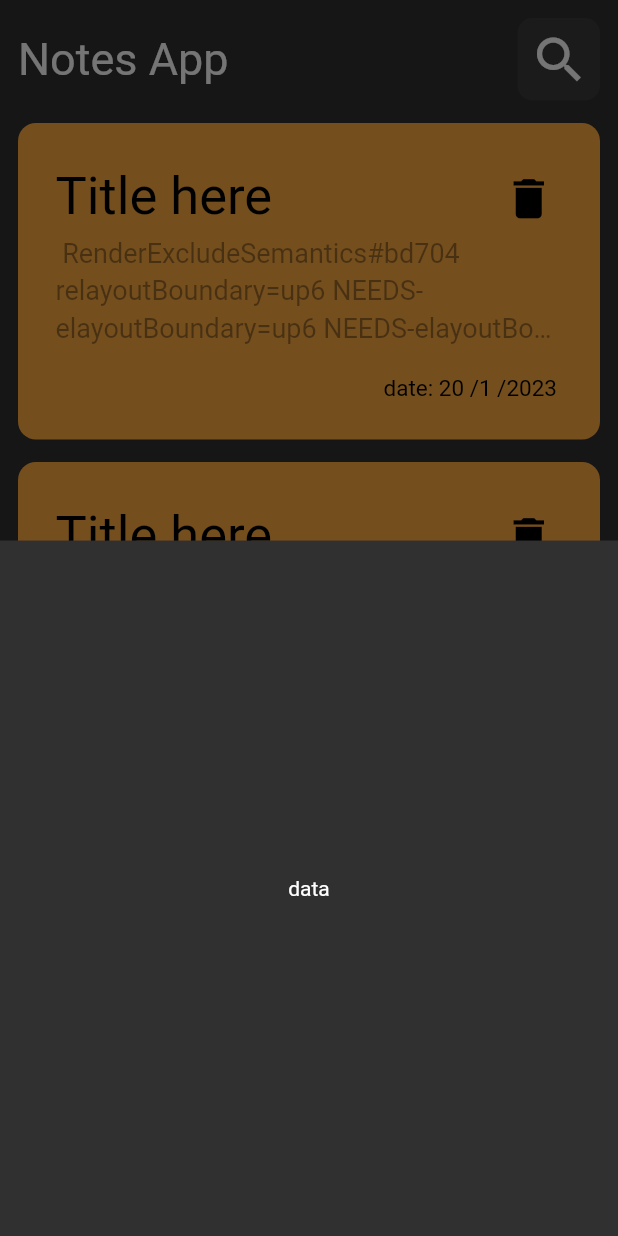
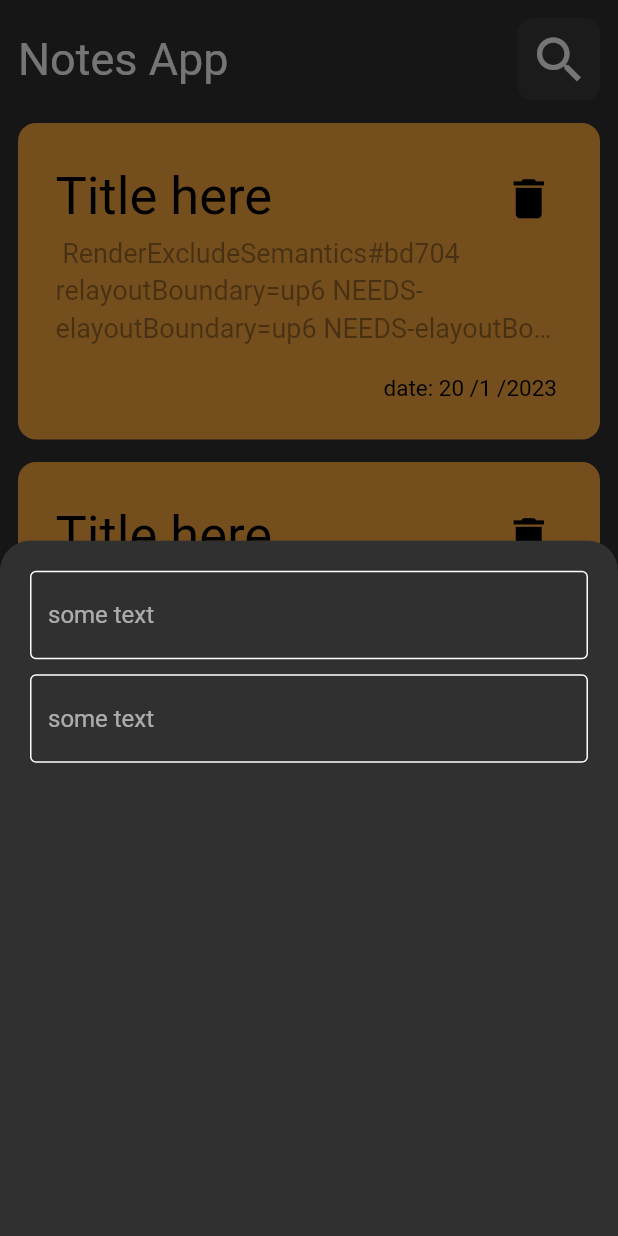
Before and after one commit to engamir1/Flutter_todo_app, a Flutter app: the screen it shows after launch, after a tap on the "add" icon, on a phone screen of 412 x 824 dp. Run offline on Flutter 3.47's test engine with Material 2 defaults, Android fonts, the phone set to English and light mode, and no system bars.

Commit message:
learn how to add border to textfield

```diff
--- a/lib/views/bottom_sheet.dart
+++ b/lib/views/bottom_sheet.dart
@@ -1,15 +1,21 @@
 import 'package:flutter/material.dart';
+import 'package:todo_app/widgets/text_field.dart';
 
 class MyBottomSheet extends StatelessWidget {
   const MyBottomSheet({super.key});
 
   @override
   Widget build(BuildContext context) {
-    return Scaffold(
-      body: Center(
-          child: Container(
-        child: const Text("data"),
-      )),
+    return const Padding(
+      padding: EdgeInsets.all(20.0),
+      child: Column(
+        children: [
+          CustomTextField(),
+          CustomTextField(),
+        ],
+      ),
+
+
     );
   }
 }
--- a/lib/views/notes_view.dart
+++ b/lib/views/notes_view.dart
@@ -13,6 +13,12 @@ class NotesView extends StatelessWidget {
       floatingActionButton: FloatingActionButton(
         onPressed: () {
           showModalBottomSheet(
+              elevation: 5,
+              shape: const RoundedRectangleBorder(
+                borderRadius: BorderRadius.vertical(
+                  top: Radius.circular(20.0),
+                ),
+              ),
               context: context,
               builder: (context) {
                 return const MyBottomSheet();
--- /dev/null
+++ b/lib/widgets/text_field.dart
@@ -0,0 +1,27 @@
+import 'package:flutter/material.dart';
+
+class CustomTextField extends StatelessWidget {
+  const CustomTextField({super.key});
+
+  @override
+  Widget build(BuildContext context) {
+    return const Column(
+      children: [
+        TextField(
+          // learn how to add border to textfield
+          decoration: InputDecoration(
+            hintText: "some text",
+            focusedBorder: OutlineInputBorder(
+              borderSide: BorderSide(color: Colors.orangeAccent),
+            ),
+            enabledBorder: OutlineInputBorder(
+              borderSide: BorderSide(color: Colors.white),
+            ),
+            border: OutlineInputBorder(),
+          ),
+        ),
+        SizedBox(height: 10),
+      ],
+    );
+  }
+}
```
